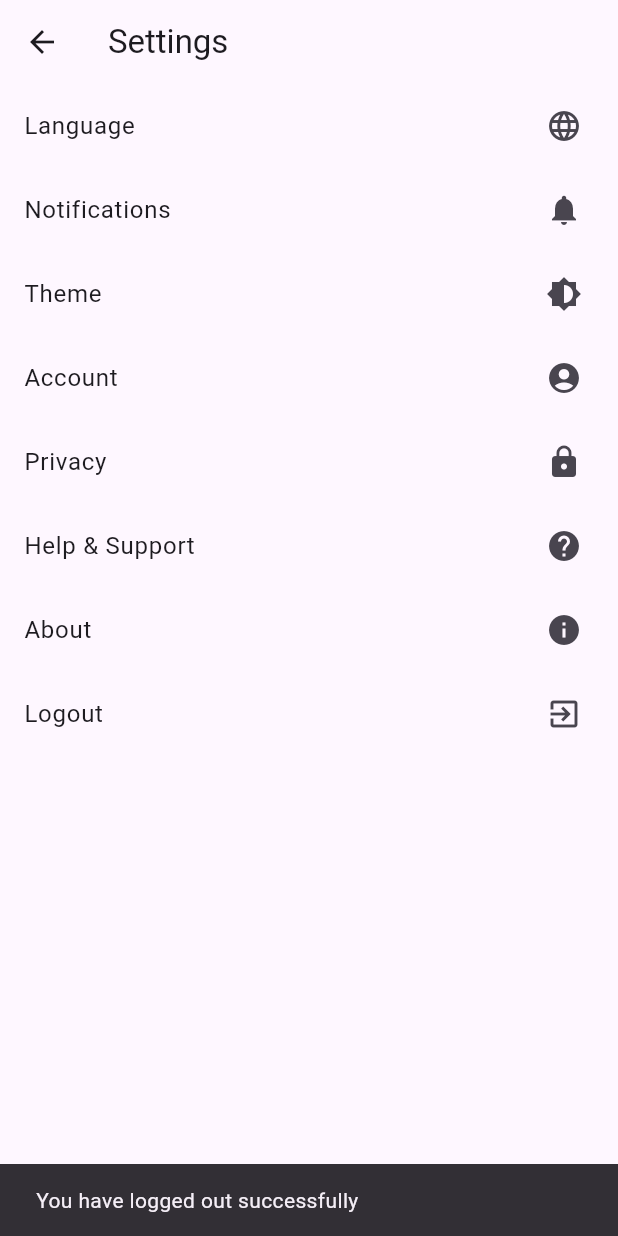
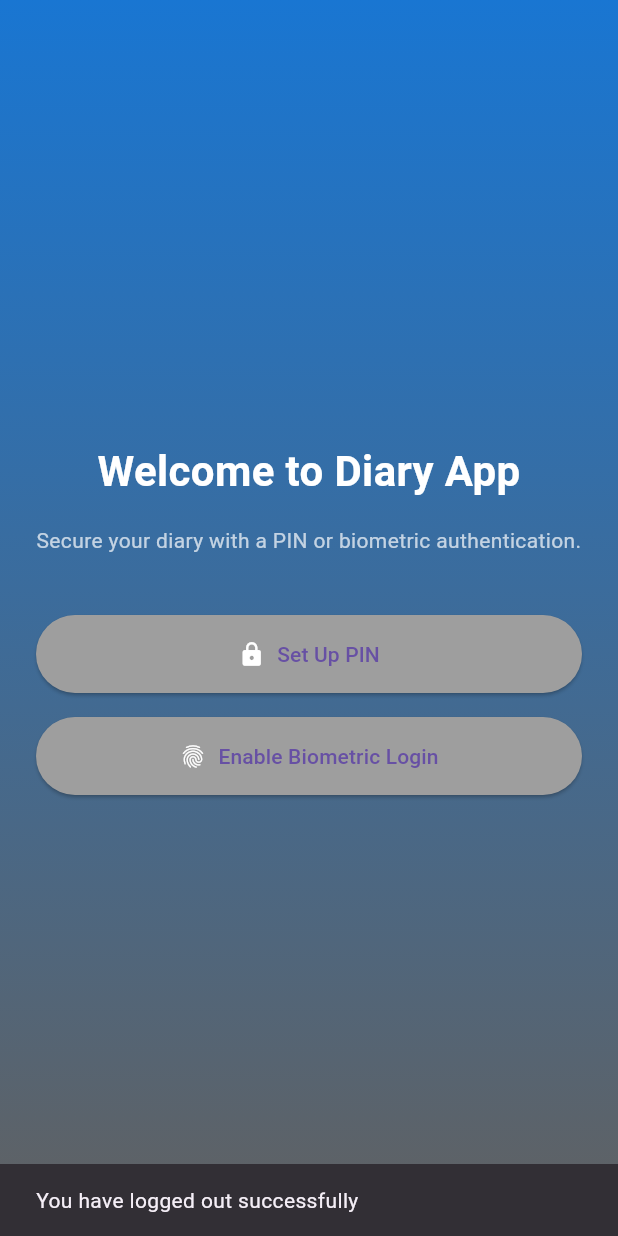
Before and after one commit to DawaTshering001/Diary_Appplication, a Flutter app: the SettingsPage screen opened directly, after a tap on "Logout", on a phone screen of 412 x 824 dp. Run offline on Flutter 3.47's test engine with Material 3 defaults, Android fonts, the light colour scheme and no system bars; our stand-ins replace flutter_local_notifications, flutter_secure_storage, image_picker, local_auth, sqflite, timezone; accounts and stored records are empty.

Commit message:
latest code

```diff
--- a/lib/models/diary_entry.dart
+++ b/lib/models/diary_entry.dart
@@ -1,11 +1,23 @@
+import 'dart:typed_data';
+
 class DiaryEntry {
   final int? id;
   final String title;
   final String content;
   final DateTime date;
   final String? mood;
+  final String? imagePath;  // Path to the image
+  final Uint8List? image;   // Alternative: store image as bytes
 
-  DiaryEntry({this.id, required this.title, required this.content, required this.date, this.mood});
+  DiaryEntry({
+    this.id,
+    required this.title,
+    required this.content,
+    required this.date,
+    this.mood,
+    this.imagePath,
+    this.image,
+  });
 
   Map<String, dynamic> toMap() {
     return {
@@ -14,6 +26,9 @@ class DiaryEntry {
       'content': content,
       'date': date.toIso8601String(),
       'mood': mood,
+      'imagePath': imagePath,  // Save image path
+      // If storing image as bytes, encode and save it here if needed
+      'image': image,  // Or save encoded image bytes as base64 string if using DB
     };
   }
 
@@ -24,6 +39,8 @@ class DiaryEntry {
       content: map['content'],
       date: DateTime.parse(map['date']),
       mood: map['mood'],
+      imagePath: map['imagePath'], // Retrieve image path
+      image: map['image'], // Retrieve image bytes if using in memory or DB
     );
   }
 }
--- /dev/null
+++ b/lib/screens/authentication_screen.dart
@@ -0,0 +1,260 @@
+import 'package:flutter/material.dart';
+import 'package:local_auth/local_auth.dart';
+import 'package:flutter_secure_storage/flutter_secure_storage.dart';
+
+class AuthenticationScreen extends StatefulWidget {
+  @override
+  _AuthenticationScreenState createState() => _AuthenticationScreenState();
+}
+
+class _AuthenticationScreenState extends State<AuthenticationScreen> with SingleTickerProviderStateMixin {
+  final LocalAuthentication auth = LocalAuthentication();
+  final FlutterSecureStorage storage = FlutterSecureStorage();
+  String? _pin;
+  bool _isFirstSetup = false;
+  late AnimationController _animationController;
+  late Animation<double> _fadeInAnimation;
+
+  @override
+  void initState() {
+    super.initState();
+    _checkForPin();
+    _animationController = AnimationController(
+      duration: const Duration(milliseconds: 800),
+      vsync: this,
+    );
+    _fadeInAnimation = CurvedAnimation(
+      parent: _animationController,
+      curve: Curves.easeIn,
+    );
+    _animationController.forward();
+  }
+
+  @override
+  void dispose() {
+    _animationController.dispose();
+    super.dispose();
+  }
+
+  // Check if the PIN or biometric setup exists
+  Future<void> _checkForPin() async {
+    _pin = await storage.read(key: 'diary_pin');
+    if (_pin == null) {
+      setState(() {
+        _isFirstSetup = true;
+      });
+    } else {
+      _authenticate();
+    }
+  }
+
+  // Setup PIN for first-time users
+  Future<void> _setupPin() async {
+    showDialog(
+      context: context,
+      builder: (context) {
+        TextEditingController pinController = TextEditingController();
+        return AlertDialog(
+          title: Text("Set up your PIN"),
+          content: TextField(
+            controller: pinController,
+            obscureText: true,
+            decoration: InputDecoration(
+              hintText: "Create a 4-digit PIN",
+              border: OutlineInputBorder(
+                borderRadius: BorderRadius.circular(12),
+              ),
+            ),
+          ),
+          actions: [
+            ElevatedButton(
+              onPressed: () async {
+                if (pinController.text.length == 4) {
+                  await storage.write(key: 'diary_pin', value: pinController.text);
+                  setState(() {
+                    _isFirstSetup = false;
+                    _pin = pinController.text;
+                  });
+                  Navigator.pop(context);
+                  ScaffoldMessenger.of(context).showSnackBar(
+                    SnackBar(content: Text('PIN set successfully!')),
+                  );
+                  _authenticate();
+                } else {
+                  ScaffoldMessenger.of(context).showSnackBar(
+                    SnackBar(content: Text('PIN must be 4 digits')),
+                  );
+                }
+              },
+              child: Text("Set PIN"),
+            ),
+          ],
+        );
+      },
+    );
+  }
+
+  // Attempt biometric authentication or fall back to PIN
+  Future<void> _authenticate() async {
+    bool authenticated = false;
+
+    try {
+      authenticated = await auth.authenticate(
+        localizedReason: 'Authenticate to access your diary',
+        options: const AuthenticationOptions(biometricOnly: true),
+      );
+      if (authenticated) {
+        Navigator.pushReplacementNamed(context, '/home');
+      } else {
+        _enterPin();
+      }
+    } catch (e) {
+      print("Error with authentication: $e");
+      _enterPin();
+    }
+  }
+
+  // Show PIN input dialog
+  void _enterPin() {
+    showDialog(
+      context: context,
+      builder: (context) {
+        TextEditingController pinController = TextEditingController();
+        return AlertDialog(
+          title: Text("Enter PIN"),
+          content: TextField(
+            controller: pinController,
+            obscureText: true,
+            decoration: InputDecoration(
+              hintText: "Enter your PIN",
+              border: OutlineInputBorder(
+                borderRadius: BorderRadius.circular(12),
+              ),
+            ),
+          ),
+          actions: [
+            ElevatedButton(
+              onPressed: () {
+                if (pinController.text == _pin) {
+                  Navigator.pushReplacementNamed(context, '/home');
+                } else {
+                  ScaffoldMessenger.of(context).showSnackBar(
+                    SnackBar(content: Text('Invalid PIN')),
+                  );
+                }
+              },
+              child: Text("OK"),
+            ),
+          ],
+        );
+      },
+    );
+  }
+
+  @override
+  Widget build(BuildContext context) {
+    return Scaffold(
+      body: Container(
+        decoration: BoxDecoration(
+          gradient: LinearGradient(
+            colors: [Colors.blue.shade700, Colors.grey.shade700],
+            begin: Alignment.topCenter,
+            end: Alignment.bottomCenter,
+          ),
+        ),
+        child: Center(
+          child: FadeTransition(
+            opacity: _fadeInAnimation,
+            child: Padding(
+              padding: const EdgeInsets.all(24.0),
+              child: Column(
+                mainAxisAlignment: MainAxisAlignment.center,
+                crossAxisAlignment: CrossAxisAlignment.stretch,
+                children: [
+                  Text(
+                    "Welcome to Diary App",
+                    textAlign: TextAlign.center,
+                    style: TextStyle(
+                      fontSize: 28,
+                      fontWeight: FontWeight.bold,
+                      color: Colors.white,
+                    ),
+                  ),
+                  SizedBox(height: 16),
+                  Text(
+                    "Secure your diary with a PIN or biometric authentication.",
+                    textAlign: TextAlign.center,
+                    style: TextStyle(color: Colors.white70),
+                  ),
+                  SizedBox(height: 40),
+                  if (_isFirstSetup) ...[
+                    ElevatedButton.icon(
+                      onPressed: _setupPin,
+                      icon: Icon(Icons.lock, color: Colors.white),
+                      label: Text("Set Up PIN"),
+                      style: ElevatedButton.styleFrom(
+                        backgroundColor: Colors.grey,
+                        padding: EdgeInsets.symmetric(vertical: 16),
+                        shape: RoundedRectangleBorder(
+                          borderRadius: BorderRadius.circular(30),
+                        ),
+                      ),
+                    ),
+                    SizedBox(height: 16),
+                    ElevatedButton.icon(
+                      onPressed: _authenticate,
+                      icon: Icon(Icons.fingerprint, color: Colors.white),
+                      label: Text("Enable Biometric Login"),
+                      style: ElevatedButton.styleFrom(
+                        backgroundColor: Colors.grey,
+                        padding: EdgeInsets.symmetric(vertical: 16),
+                        shape: RoundedRectangleBorder(
+                          borderRadius: BorderRadius.circular(30),
+                        ),
+                      ),
+                    ),
+                  ] else ...[
+                    ElevatedButton.icon(
+                      onPressed: _authenticate,
+                      icon: Icon(Icons.fingerprint, color: Colors.white),
+                      label: Text("Login with Biometrics"),
+                      style: ElevatedButton.styleFrom(
+                        backgroundColor: Colors.white,
+                        padding: EdgeInsets.symmetric(vertical: 16),
+                        shape: RoundedRectangleBorder(
+                          borderRadius: BorderRadius.circular(30),
+                        ),
+                      ),
+                    ),
+                    SizedBox(height: 16),
+                    ElevatedButton.icon(
+                      onPressed: _enterPin,
+                      icon: Icon(Icons.lock, color: Colors.white),
+                      label: Text("Login with PIN"),
+                      style: ElevatedButton.styleFrom(
+                        backgroundColor: Colors.orangeAccent,
+                        padding: EdgeInsets.symmetric(vertical: 16),
+                        shape: RoundedRectangleBorder(
+                          borderRadius: BorderRadius.circular(30),
+                        ),
+                      ),
+                    ),
+                    TextButton(
+                      onPressed: () {
+                        Navigator.pushNamed(context, '/forgot-password');
+                      },
+                      child: Text(
+                        "Forgot PIN?",
+                        style: TextStyle(color: Colors.white70),
+                      ),
+                    ),
+                  ],
+                ],
+              ),
+            ),
+          ),
+        ),
+      ),
+    );
+  }
+}
--- a/lib/screens/settings_page.dart
+++ b/lib/screens/settings_page.dart
@@ -1,6 +1,10 @@
 import 'package:flutter/material.dart';
+import 'package:flutter_secure_storage/flutter_secure_storage.dart';
+import '../screens/authentication_screen.dart'; // Import your authentication screen
 
 class SettingsPage extends StatelessWidget {
+  final FlutterSecureStorage storage = FlutterSecureStorage();
+
   @override
   Widget build(BuildContext context) {
     return Scaffold(
@@ -79,8 +83,7 @@ class SettingsPage extends StatelessWidget {
             title: Text('Logout'),
             trailing: Icon(Icons.exit_to_app),
             onTap: () {
-              // Logout functionality
-              _logout(context);
+              _logout(context); // Call the logout function
             },
           ),
         ],
@@ -121,12 +124,21 @@ class SettingsPage extends StatelessWidget {
     );
   }
 
-  // Logout functionality (dummy implementation)
-  void _logout(BuildContext context) {
-    // Clear user session and redirect to login page (implement your logic)
+  // Logout functionality
+  void _logout(BuildContext context) async {
+    // Clear stored data
+    await storage.delete(key: 'diary_pin'); // Remove the PIN
+    await storage.delete(key: 'seenOnboarding'); // Optionally clear onboarding flag
+
+    // Show logout confirmation message
     ScaffoldMessenger.of(context).showSnackBar(
       SnackBar(content: Text('You have logged out successfully')),
     );
-    // Navigate back to login page or splash screen
+
+    // Navigate to AuthenticationScreen for re-login
+    Navigator.pushReplacement(
+      context,
+      MaterialPageRoute(builder: (context) => AuthenticationScreen()),
+    );
   }
 }
--- a/pubspec.yaml
+++ b/pubspec.yaml
@@ -40,6 +40,7 @@ dependencies:
   flutter_secure_storage: ^9.2.2
   intl: ^0.19.0
   flutter_local_notifications: ^18.0.0
+  flutter_quill: ^10.8.5
   flutter_localization:
   # The following adds the Cupertino Icons font to your application.
   # Use with the CupertinoIcons class for iOS style icons.
```
Also changed, not shown: lib/main.dart (+7 -1 lines), lib/screens/forgot_password_screen.dart (added, +49 -0 lines), pubspec.lock, 5 other files.
